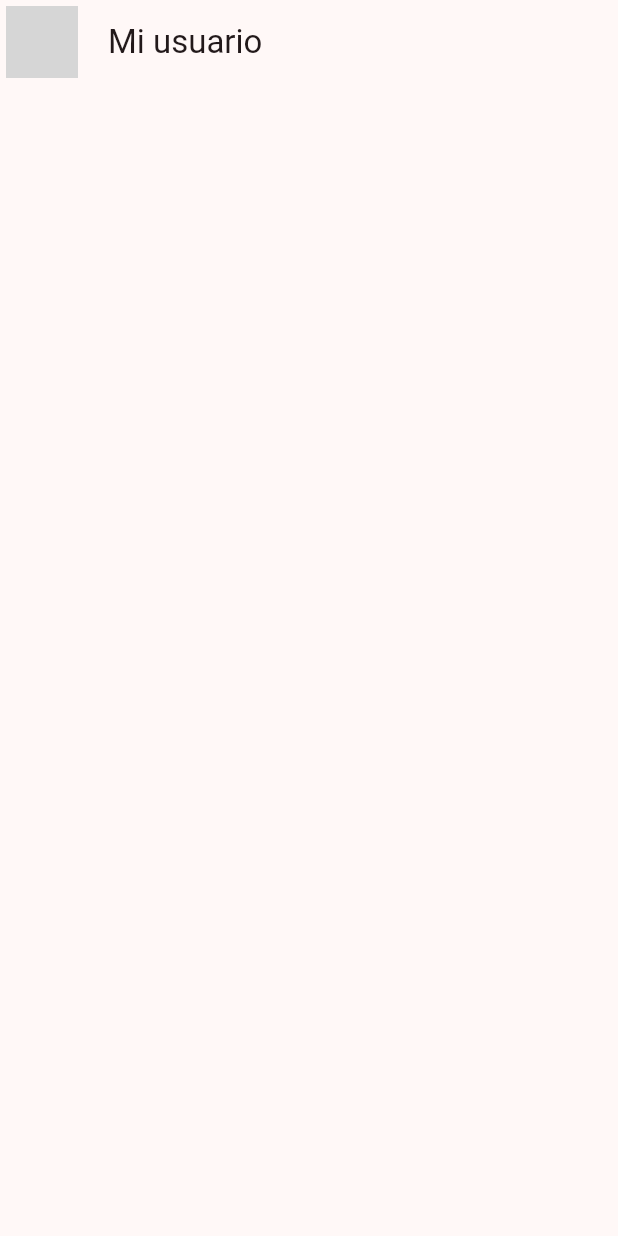
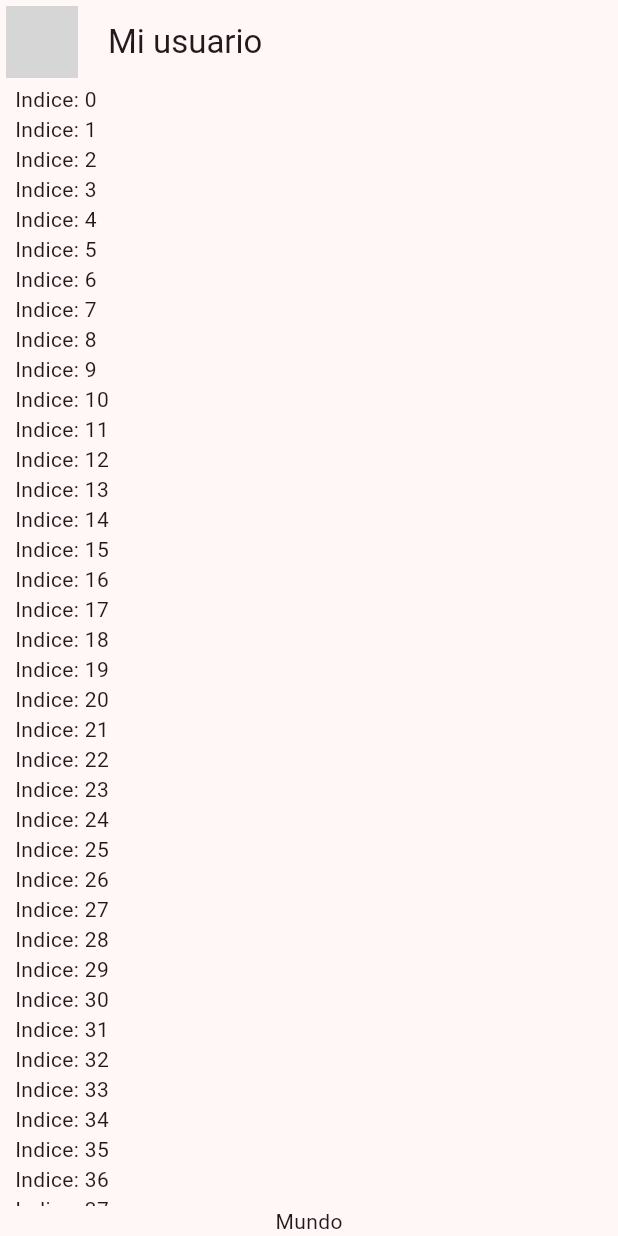
Before and after one commit to fellgar246/flutter_yes_no_app, a Flutter app: the screen it shows after launch, on a phone screen of 412 x 824 dp. Run offline on Flutter 3.47's test engine with Material 2 defaults, Android fonts, the phone set to English and light mode, and no system bars; network calls fail; grey boxes are pictures that could not be loaded.

Commit message:
list view

```diff
--- a/lib/presentation/chat/chat_screen.dart
+++ b/lib/presentation/chat/chat_screen.dart
@@ -10,12 +10,35 @@ class ChatScreen extends StatelessWidget {
         leading: const Padding(
           padding: EdgeInsets.all(4.0),
           child: CircleAvatar(
-            backgroundImage: NetworkImage('https://image.enjoymovie.net/xny3fs-K8LsWKNDVL5EfsqQONeg=/256x256/smart/core/p/0GW0zQr3pj.jpg'),
+            backgroundImage: NetworkImage(
+                'https://image.enjoymovie.net/xny3fs-K8LsWKNDVL5EfsqQONeg=/256x256/smart/core/p/0GW0zQr3pj.jpg'),
           ),
         ),
         title: const Text('Mi usuario'),
         centerTitle: false,
       ),
+      body: _ChatView(),
     );
   }
 }
+
+class _ChatView extends StatelessWidget {
+  @override
+  Widget build(BuildContext context) {
+    return SafeArea(
+      child: Padding(
+        padding: const EdgeInsets.symmetric(horizontal: 10),
+        child: Column(
+          children: [
+            Expanded(child: ListView.builder(
+              itemCount: 100,
+              itemBuilder: (context, index) {
+              return Text('Indice: $index');
+            })),
+            Text('Mundo')
+          ],
+        ),
+      ),
+    );
+  }
+}
```
